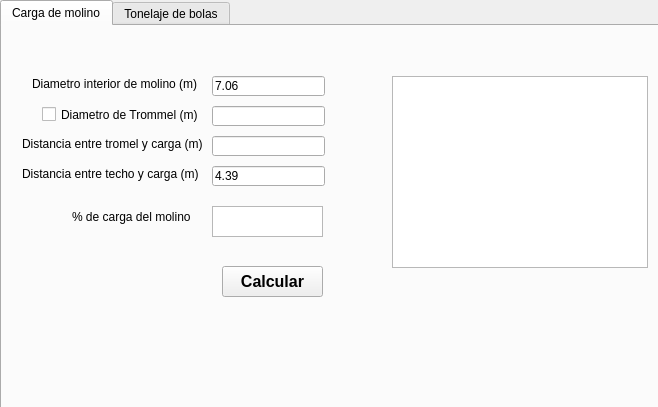
Qt form proj_mol.ui (keundaf/MoliApp) before a commit.
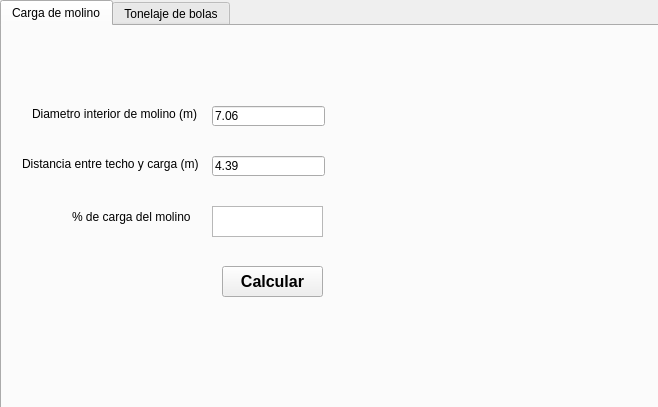
The same form after that commit. The open tabs and pages were chosen to show the change. Icons and pictures are not drawn.

What changed in the file:
```diff
--- a/proj_mol.ui
+++ b/proj_mol.ui
@@ -36,7 +36,7 @@
      <property name="geometry">
       <rect>
        <x>30</x>
-       <y>50</y>
+       <y>80</y>
        <width>181</width>
        <height>16</height>
       </rect>
@@ -45,24 +45,11 @@
       <string>Diametro interior de molino (m)</string>
      </property>
     </widget>
-    <widget class="QLabel" name="label_4">
-     <property name="geometry">
-      <rect>
-       <x>20</x>
-       <y>110</y>
-       <width>191</width>
-       <height>16</height>
-      </rect>
-     </property>
-     <property name="text">
-      <string>Distancia entre tromel y carga (m)</string>
-     </property>
-    </widget>
     <widget class="QLineEdit" name="lineEdit">
      <property name="geometry">
       <rect>
        <x>210</x>
-       <y>50</y>
+       <y>80</y>
        <width>113</width>
        <height>20</height>
       </rect>
@@ -71,38 +58,6 @@
       <string>7.06</string>
      </property>
     </widget>
-    <widget class="QLineEdit" name="lineEdit_2">
-     <property name="geometry">
-      <rect>
-       <x>210</x>
-       <y>80</y>
-       <width>113</width>
-       <height>20</height>
-      </rect>
-     </property>
-     <property name="readOnly">
-      <bool>true</bool>
-     </property>
-    </widget>
-    <widget class="QLineEdit" name="lineEdit_3">
-     <property name="geometry">
-      <rect>
-       <x>210</x>
-       <y>110</y>
-       <width>113</width>
-       <height>20</height>
-      </rect>
-     </property>
-     <property name="inputMask">
-      <string/>
-     </property>
-     <property name="readOnly">
-      <bool>true</bool>
-     </property>
-     <property name="placeholderText">
-      <string/>
-     </property>
-    </widget>
     <widget class="QTextBrowser" name="textBrowser">
      <property name="geometry">
       <rect>
@@ -129,16 +84,6 @@
       <string>% de carga del molino</string>
      </property>
     </widget>
-    <widget class="QGraphicsView" name="graphicsView_2">
-     <property name="geometry">
-      <rect>
-       <x>390</x>
-       <y>50</y>
-       <width>256</width>
-       <height>192</height>
-      </rect>
-     </property>
-    </widget>
     <widget class="QPushButton" name="pushButton">
      <property name="geometry">
       <rect>
@@ -159,30 +104,11 @@
       <string>Calcular</string>
      </property>
     </widget>
-    <widget class="QCheckBox" name="checkBox_6">
-     <property name="geometry">
-      <rect>
-       <x>40</x>
-       <y>80</y>
-       <width>171</width>
-       <height>17</height>
-      </rect>
-     </property>
-     <property name="text">
-      <string>Diametro de Trommel (m)</string>
-     </property>
-     <property name="checkable">
-      <bool>false</bool>
-     </property>
-     <property name="checked">
-      <bool>false</bool>
-     </property>
-    </widget>
     <widget class="QLineEdit" name="lineEdit_4">
      <property name="geometry">
       <rect>
        <x>210</x>
-       <y>140</y>
+       <y>130</y>
        <width>113</width>
        <height>20</height>
       </rect>
@@ -195,7 +121,7 @@
      <property name="geometry">
       <rect>
        <x>20</x>
-       <y>140</y>
+       <y>130</y>
        <width>191</width>
        <height>16</height>
       </rect>
@@ -204,6 +130,25 @@
       <string>Distancia entre techo y carga (m)</string>
      </property>
     </widget>
+    <widget class="QLabel" name="label_10">
+     <property name="geometry">
+      <rect>
+       <x>380</x>
+       <y>40</y>
+       <width>251</width>
+       <height>291</height>
+      </rect>
+     </property>
+     <property name="text">
+      <string/>
+     </property>
+     <property name="pixmap">
+      <pixmap>Molino.png</pixmap>
+     </property>
+     <property name="scaledContents">
+      <bool>true</bool>
+     </property>
+    </widget>
    </widget>
    <widget class="QWidget" name="tab_2">
     <attribute name="title">
@@ -492,6 +437,25 @@
       </rect>
      </property>
     </widget>
+    <widget class="QLabel" name="label_4">
+     <property name="geometry">
+      <rect>
+       <x>390</x>
+       <y>10</y>
+       <width>211</width>
+       <height>211</height>
+      </rect>
+     </property>
+     <property name="text">
+      <string/>
+     </property>
+     <property name="pixmap">
+      <pixmap>porcentaje_bolas.png</pixmap>
+     </property>
+     <property name="scaledContents">
+      <bool>true</bool>
+     </property>
+    </widget>
    </widget>
   </widget>
  </widget>
```
Left out of the diff: 22 changed lines with no effect on the pictures.
